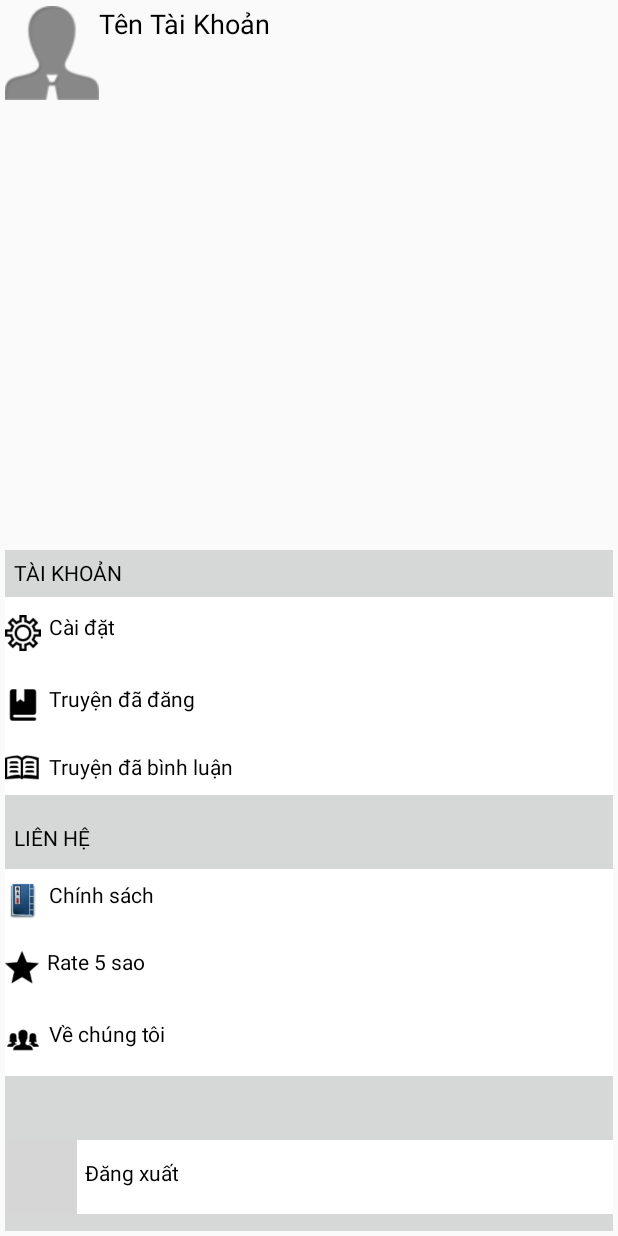
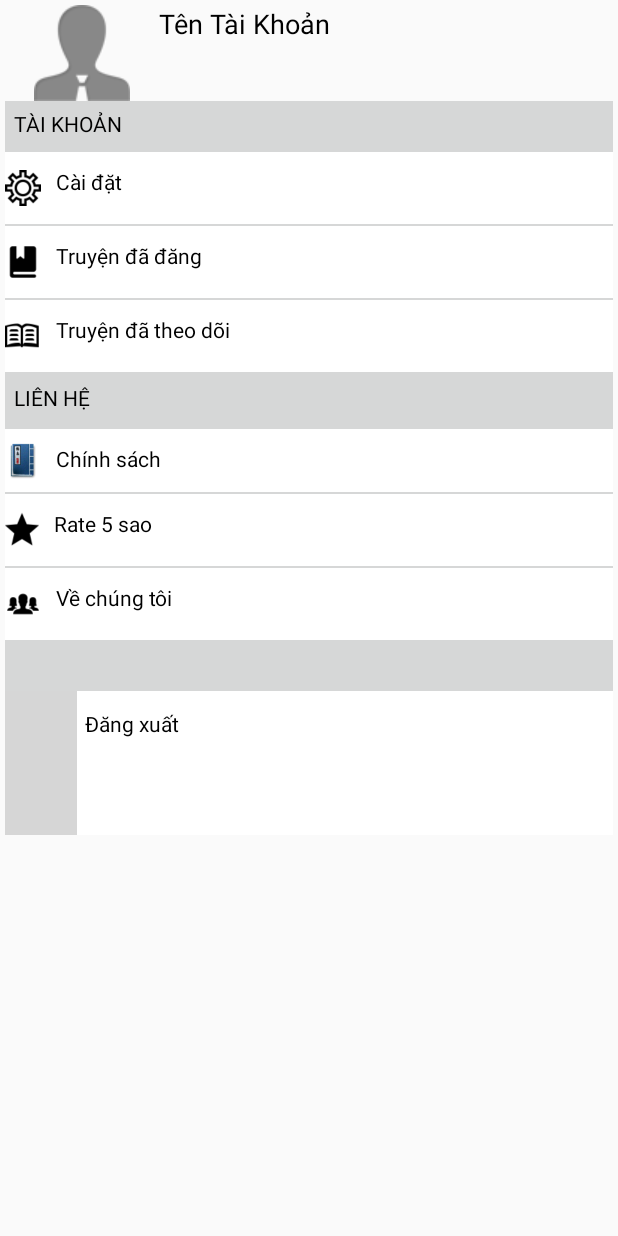
Before and after one commit to nhommotd14/doctruyen, an Android app: the layout taikhoan_layout.xml on its own in the app's theme, with its tools: preview values and no code run, on a phone screen of 412 x 824 dp. Run offline under Robolectric (Android 15) with nearby library versions, the phone set to English and light mode, and no system bars; grey boxes are pictures that could not be loaded.

Commit message:
edit layout taikhoan
còn mấy cái layout mới tạo thì push ở branch nào nhỉ . sợ lỗi quá

```diff
--- a/Project/app/src/main/res/layout/taikhoan_layout.xml
+++ b/Project/app/src/main/res/layout/taikhoan_layout.xml
@@ -2,25 +2,26 @@
 <LinearLayout xmlns:android="http://schemas.android.com/apk/res/android"
     xmlns:app="http://schemas.android.com/apk/res-auto"
     android:layout_width="match_parent"
-    android:layout_height="match_parent"
+    android:layout_height="wrap_content"
     android:orientation="vertical"
     android:padding="3dp">
 
     <LinearLayout
         android:layout_width="match_parent"
-        android:layout_height="match_parent"
+        android:layout_height="wrap_content"
         android:layout_weight="8"
-        android:orientation="horizontal">
+        android:orientation="horizontal"
+        android:weightSum="10">
 
         <ImageView
             android:id="@+id/imgTaiKhoan"
-            android:layout_width="125dp"
+            android:layout_width="100dp"
             android:layout_height="wrap_content"
             android:layout_weight="1"
             app:srcCompat="@drawable/account2" />
 
         <TextView
-            android:layout_width="match_parent"
+            android:layout_width="273dp"
             android:layout_height="match_parent"
             android:layout_weight="1"
             android:text="Tên Tài Khoản"
@@ -31,21 +32,22 @@
 
     <LinearLayout
         android:layout_width="match_parent"
-        android:layout_height="511dp"
-        android:layout_weight="1"
+        android:layout_height="wrap_content"
+        android:layout_weight="4"
         android:background="?attr/colorButtonNormal"
-        android:orientation="vertical">
+        android:orientation="vertical"
+        android:padding="0dp">
 
         <LinearLayout
             android:layout_width="match_parent"
             android:layout_height="wrap_content"
-            android:layout_weight="1"
+            android:layout_weight="4"
             android:orientation="vertical">
 
             <TextView
                 android:id="@+id/textView4"
                 android:layout_width="match_parent"
-                android:layout_height="31dp"
+                android:layout_height="34dp"
                 android:backgroundTint="@android:color/darker_gray"
                 android:paddingLeft="6dp"
                 android:paddingTop="5dp"
@@ -56,10 +58,11 @@
             <LinearLayout
                 android:layout_width="match_parent"
                 android:layout_height="wrap_content"
+                android:layout_weight="1"
                 android:orientation="horizontal">
 
                 <ImageView
-                    android:id="@+id/imageView2"
+                    android:id="@+id/imgCaiDat"
                     android:layout_width="wrap_content"
                     android:layout_height="match_parent"
                     android:layout_weight="1"
@@ -67,23 +70,30 @@
                     app:srcCompat="@drawable/setting" />
 
                 <TextView
+                    android:id="@+id/tvCaiDat"
                     android:layout_width="match_parent"
                     android:layout_height="match_parent"
                     android:layout_weight="1"
                     android:background="@android:color/background_light"
-                    android:paddingLeft="5dp"
+                    android:paddingLeft="10dp"
                     android:paddingTop="10dp"
                     android:text="Cài đặt"
                     android:textColor="@android:color/black" />
             </LinearLayout>
 
+            <TextView
+                android:id="@+id/textView16"
+                android:layout_width="match_parent"
+                android:layout_height="1dp" />
+
             <LinearLayout
                 android:layout_width="match_parent"
                 android:layout_height="wrap_content"
+                android:layout_weight="1"
                 android:orientation="horizontal">
 
                 <ImageView
-                    android:id="@+id/imageView3"
+                    android:id="@+id/imgDaDang"
                     android:layout_width="wrap_content"
                     android:layout_height="match_parent"
                     android:layout_weight="1"
@@ -91,23 +101,30 @@
                     app:srcCompat="@drawable/book1" />
 
                 <TextView
+                    android:id="@+id/tvTruyenDaDang"
                     android:layout_width="match_parent"
                     android:layout_height="match_parent"
                     android:layout_weight="1"
                     android:background="@android:color/background_light"
-                    android:paddingLeft="5dp"
+                    android:paddingLeft="10dp"
                     android:paddingTop="10dp"
                     android:text="Truyện đã đăng "
                     android:textColor="@android:color/black" />
             </LinearLayout>
 
+            <TextView
+                android:id="@+id/textView15"
+                android:layout_width="match_parent"
+                android:layout_height="1dp" />
+
             <LinearLayout
                 android:layout_width="match_parent"
                 android:layout_height="wrap_content"
+                android:layout_weight="1"
                 android:orientation="horizontal">
 
                 <ImageView
-                    android:id="@+id/imageView7"
+                    android:id="@+id/imgTruyenTheoDoi"
                     android:layout_width="wrap_content"
                     android:layout_height="match_parent"
                     android:layout_weight="1"
@@ -115,13 +132,14 @@
                     app:srcCompat="@drawable/book2" />
 
                 <TextView
+                    android:id="@+id/tvTruyenTheoDoi"
                     android:layout_width="match_parent"
-                    android:layout_height="36dp"
+                    android:layout_height="match_parent"
                     android:layout_weight="1"
                     android:background="@android:color/background_light"
-                    android:paddingLeft="5dp"
-                    android:paddingTop="7dp"
-                    android:text="Truyện đã bình luận"
+                    android:paddingLeft="10dp"
+                    android:paddingTop="10dp"
+                    android:text="Truyện đã theo dõi"
                     android:textColor="@android:color/black" />
             </LinearLayout>
         </LinearLayout>
@@ -129,13 +147,15 @@
         <LinearLayout
             android:layout_width="match_parent"
             android:layout_height="wrap_content"
-            android:layout_weight="1"
-            android:orientation="vertical">
+            android:layout_weight="4"
+            android:orientation="vertical"
+            android:weightSum="4">
 
             <TextView
                 android:id="@+id/textView6"
                 android:layout_width="match_parent"
                 android:layout_height="38dp"
+                android:layout_weight="1"
                 android:paddingLeft="6dp"
                 android:paddingTop="7dp"
                 android:text="Liên Hệ"
@@ -145,10 +165,11 @@
             <LinearLayout
                 android:layout_width="match_parent"
                 android:layout_height="wrap_content"
+                android:layout_weight="1"
                 android:orientation="horizontal">
 
                 <ImageView
-                    android:id="@+id/img7"
+                    android:id="@+id/imgChinhSach"
                     android:layout_width="wrap_content"
                     android:layout_height="42dp"
                     android:layout_weight="1"
@@ -156,23 +177,31 @@
                     app:srcCompat="@drawable/chinhsach" />
 
                 <TextView
+                    android:id="@+id/tvChinhSach"
                     android:layout_width="match_parent"
                     android:layout_height="match_parent"
                     android:layout_weight="1"
                     android:background="@android:color/background_light"
-                    android:paddingLeft="5dp"
-                    android:paddingTop="7dp"
+                    android:paddingLeft="10dp"
+                    android:paddingTop="10dp"
                     android:text="Chính sách"
                     android:textColor="@android:color/black" />
             </LinearLayout>
 
+            <TextView
+                android:id="@+id/textView17"
+                android:layout_width="match_parent"
+                android:layout_height="1dp"
+                android:layout_weight="1" />
+
             <LinearLayout
                 android:layout_width="match_parent"
                 android:layout_height="wrap_content"
+                android:layout_weight="1"
                 android:orientation="horizontal">
 
                 <ImageView
-                    android:id="@+id/imageView6"
+                    android:id="@+id/imgRate5sao"
                     android:layout_width="wrap_content"
                     android:layout_height="match_parent"
                     android:layout_weight="1"
@@ -180,23 +209,31 @@
                     app:srcCompat="@drawable/rate" />
 
                 <TextView
+                    android:id="@+id/tvRate"
                     android:layout_width="match_parent"
                     android:layout_height="match_parent"
                     android:layout_weight="1"
                     android:background="@android:color/background_light"
-                    android:paddingLeft="5dp"
+                    android:paddingLeft="10dp"
                     android:paddingTop="10dp"
                     android:text="Rate 5 sao"
                     android:textColor="@android:color/black" />
             </LinearLayout>
 
+            <TextView
+                android:id="@+id/textView18"
+                android:layout_width="match_parent"
+                android:layout_height="1dp"
+                android:layout_weight="1" />
+
             <LinearLayout
                 android:layout_width="match_parent"
                 android:layout_height="wrap_content"
+                android:layout_weight="1"
                 android:orientation="horizontal">
 
                 <ImageView
-                    android:id="@+id/imageView5"
+                    android:id="@+id/imgVeChungToi"
                     android:layout_width="wrap_content"
                     android:layout_height="wrap_content"
                     android:layout_weight="1"
@@ -204,12 +241,12 @@
                     app:srcCompat="@drawable/people" />
 
                 <TextView
-                    android:id="@+id/textView5"
+                    android:id="@+id/tvVeChungToi"
                     android:layout_width="match_parent"
                     android:layout_height="match_parent"
                     android:layout_weight="1"
                     android:background="@android:color/background_light"
-                    android:paddingLeft="5dp"
+                    android:paddingLeft="10dp"
                     android:paddingTop="10dp"
                     android:text="Về chúng tôi"
                     android:textColor="@android:color/black" />
@@ -220,22 +257,22 @@
         <LinearLayout
             android:layout_width="match_parent"
             android:layout_height="wrap_content"
-            android:layout_weight="1"
+            android:layout_weight="2"
             android:orientation="vertical">
 
             <TextView
                 android:id="@+id/textView8"
                 android:layout_width="match_parent"
-                android:layout_height="31dp"
+                android:layout_height="34dp"
                 android:paddingTop="7dp" />
 
             <LinearLayout
                 android:layout_width="match_parent"
-                android:layout_height="49dp"
+                android:layout_height="wrap_content"
                 android:orientation="horizontal">
 
                 <ImageView
-                    android:id="@+id/imageView4"
+                    android:id="@+id/imgDangXuat"
                     android:layout_width="wrap_content"
                     android:layout_height="match_parent"
                     android:layout_weight="1"
@@ -243,7 +280,7 @@
                     app:srcCompat="@drawable/logout" />
 
                 <TextView
-                    android:id="@+id/textView7"
+                    android:id="@+id/tvDangXuat"
                     android:layout_width="match_parent"
                     android:layout_height="match_parent"
                     android:layout_weight="1"
```
